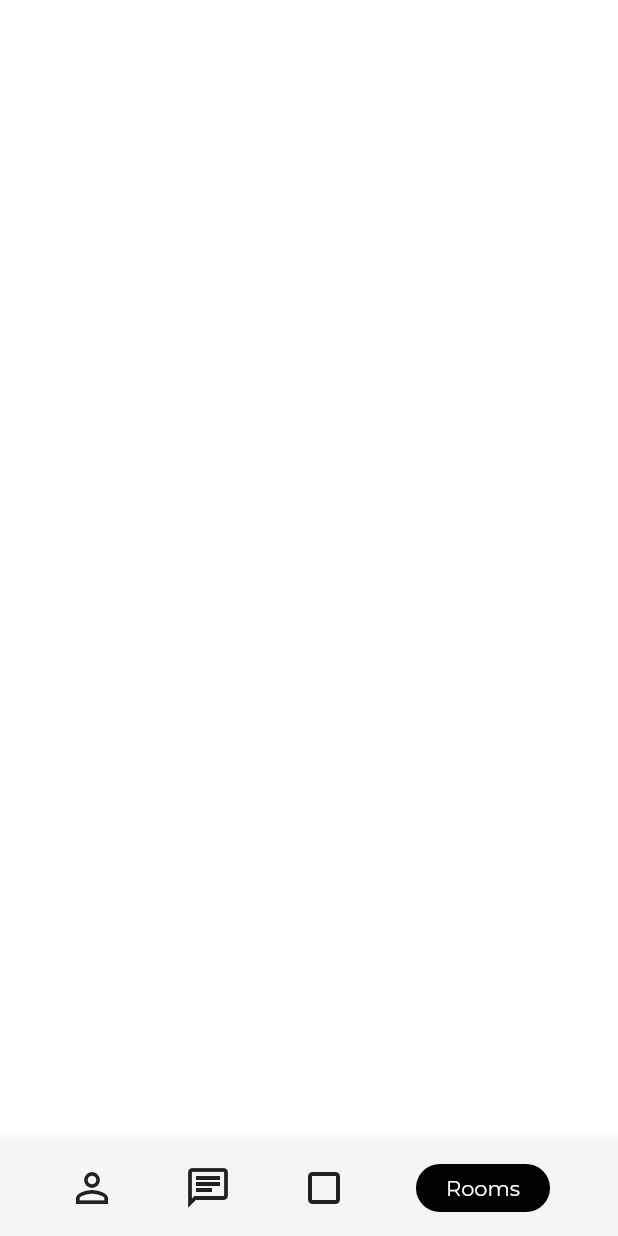
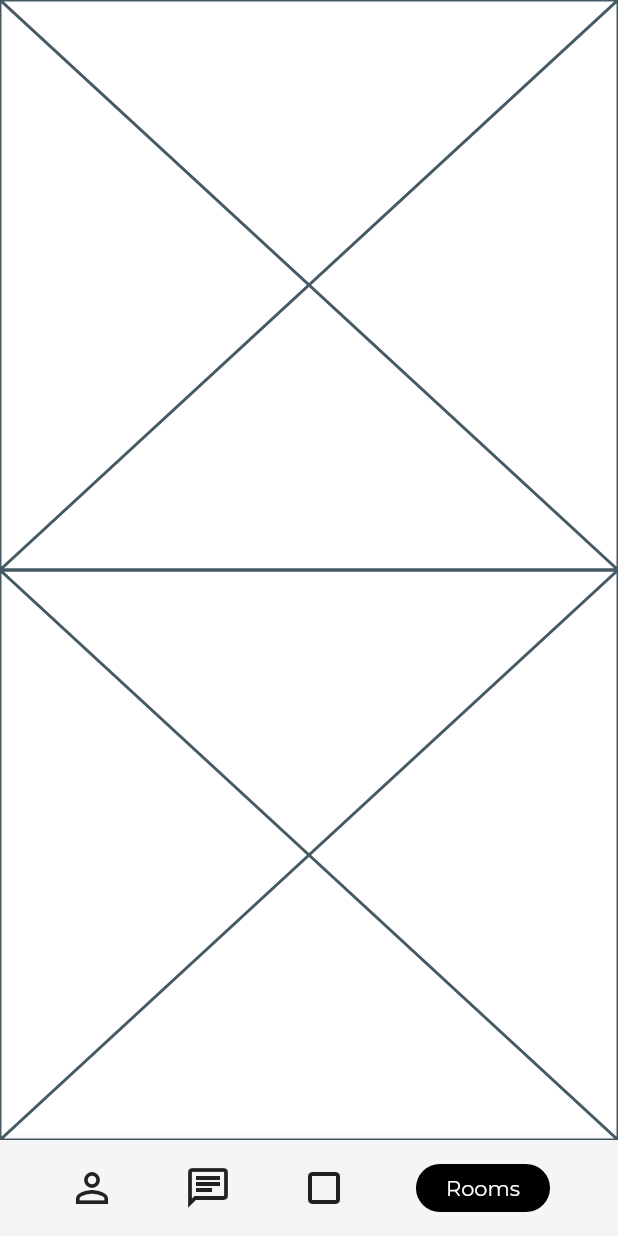
Before and after one commit to JAICHANGPARK/flutter_notebook_8th_story, a Flutter app: the RoomsPage screen opened by its route, on a phone screen of 412 x 824 dp. Run offline on Flutter 3.47's test engine with Material 2 defaults, Android fonts, the phone set to English and light mode, and no system bars; our stand-ins replace badges, flutter_hooks, google_fonts, hooks_riverpod, state_notifier.

Commit message:
Update rooms_page.dart

```diff
--- a/lib/ep588_social_app/rooms_page.dart
+++ b/lib/ep588_social_app/rooms_page.dart
@@ -14,7 +14,17 @@ class _RoomsPageState extends State<RoomsPage> {
       backgroundColor: Colors.white,
       body: SafeArea(
         child: Column(
+          crossAxisAlignment: CrossAxisAlignment.start,
           children: [
+              Expanded(
+                flex: 2,
+                child: Placeholder(),
+              ),
+            Expanded(
+              flex: 2,
+              child: Placeholder(),
+            ),
+
 
           ],
         ),
```
